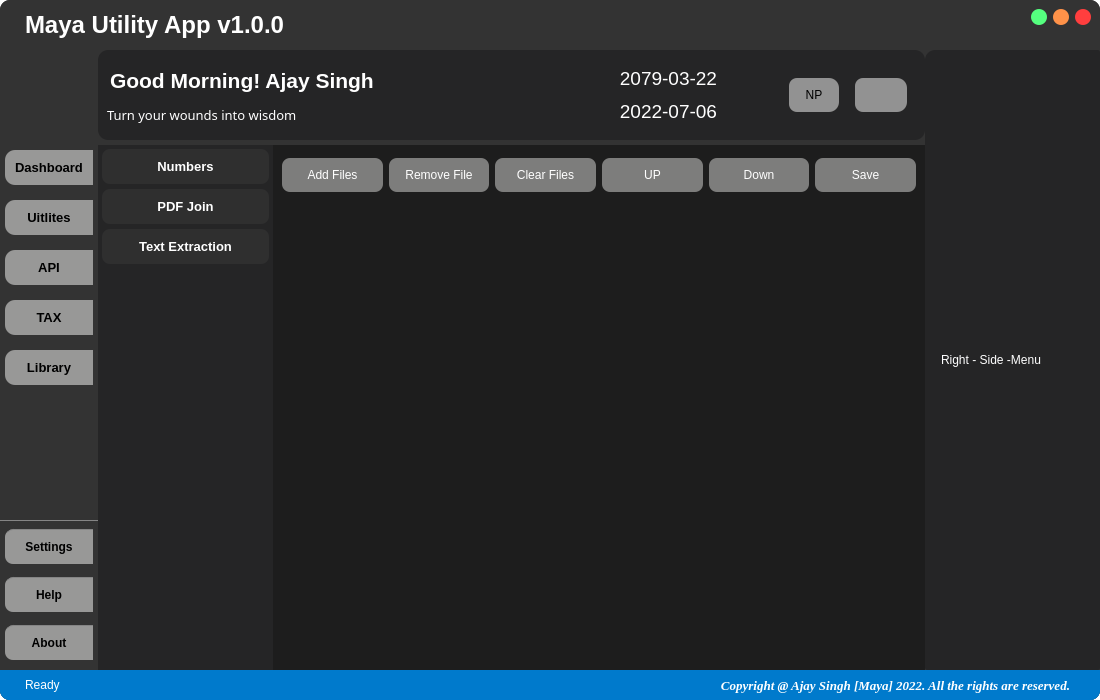
Above: assets/UI/Interface.ui from mentormaya/Maya-Utility-App before the change. Below: the same form after it.
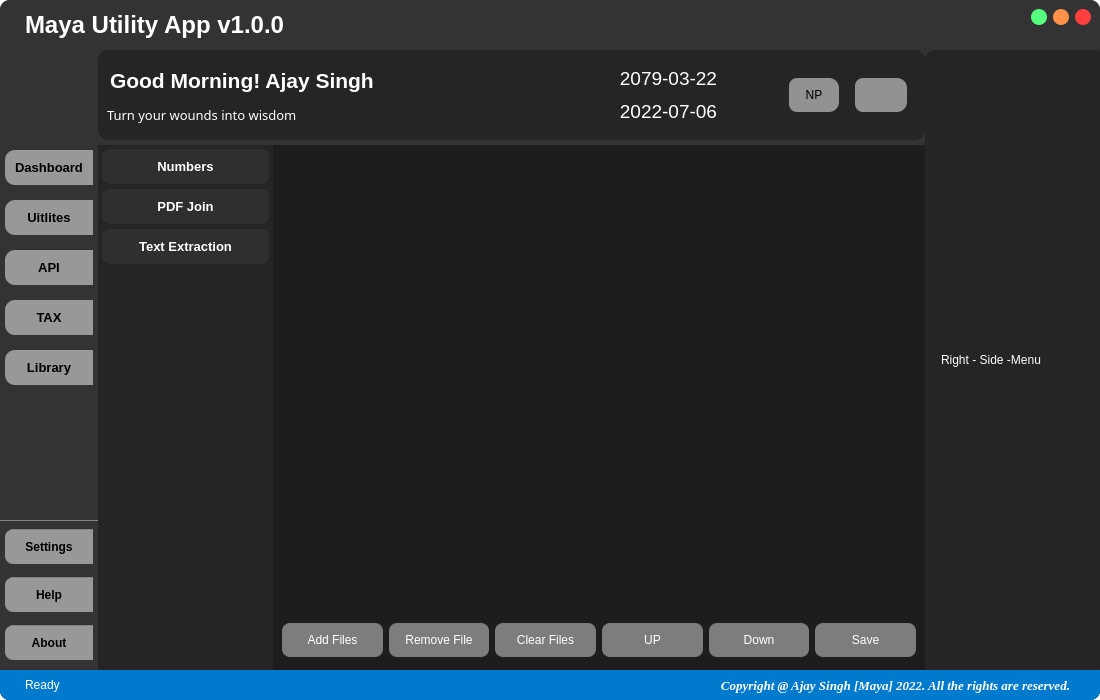
That is the form after the change. The open tabs and pages were chosen to show the change. Icons and pictures are not drawn. Custom widgets are drawn as their Qt base class.

The edit to the form file:
```diff
--- a/assets/UI/Interface.ui
+++ b/assets/UI/Interface.ui
@@ -1172,6 +1172,17 @@
                  <property name="bottomMargin">
                   <number>0</number>
                  </property>
+                 <item>
+                  <widget class="QFrame" name="pdf_merger_output">
+                   <property name="frameShape">
+                    <enum>QFrame::StyledPanel</enum>
+                   </property>
+                   <property name="frameShadow">
+                    <enum>QFrame::Raised</enum>
+                   </property>
+                   <layout class="QVBoxLayout" name="verticalLayout_23"/>
+                  </widget>
+                 </item>
                  <item>
                   <widget class="QFrame" name="files_input_pdf_merger">
                    <property name="minimumSize">
@@ -1292,17 +1303,6 @@
                    </layout>
                   </widget>
                  </item>
-                 <item>
-                  <widget class="QFrame" name="pdf_merger_output">
-                   <property name="frameShape">
-                    <enum>QFrame::StyledPanel</enum>
-                   </property>
-                   <property name="frameShadow">
-                    <enum>QFrame::Raised</enum>
-                   </property>
-                   <layout class="QVBoxLayout" name="verticalLayout_23"/>
-                  </widget>
-                 </item>
                 </layout>
                </widget>
                <widget class="DropZone" name="image_text_extraction_page">
```
Left out of the diff: 6 changed lines with no effect on the pictures.
